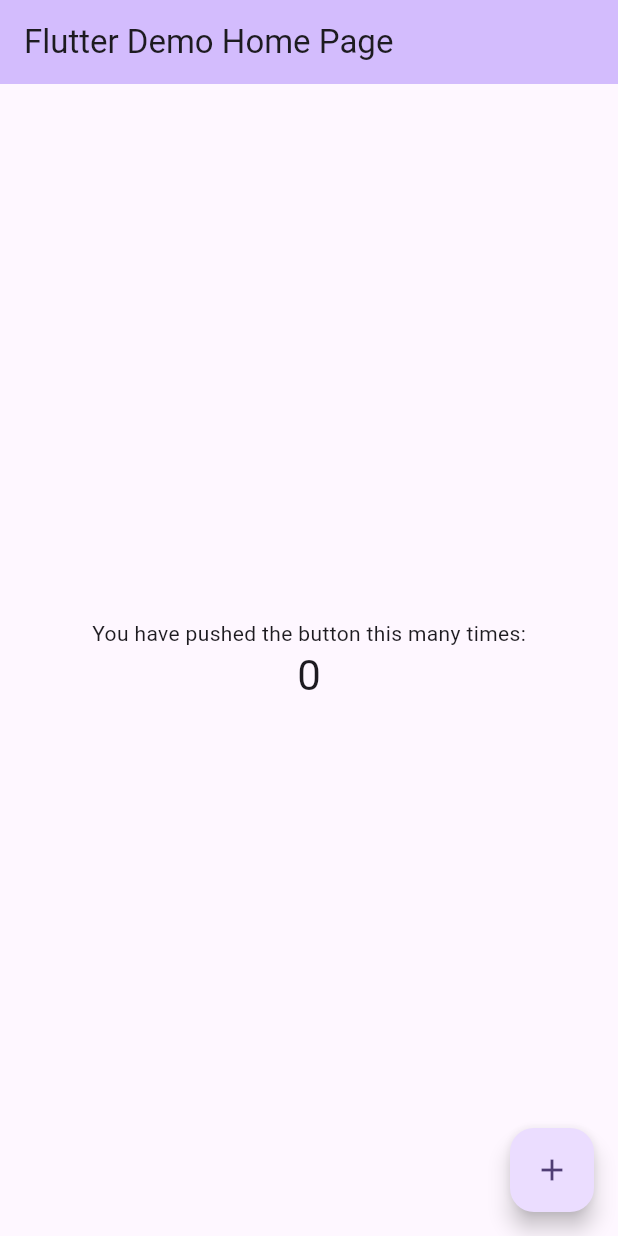
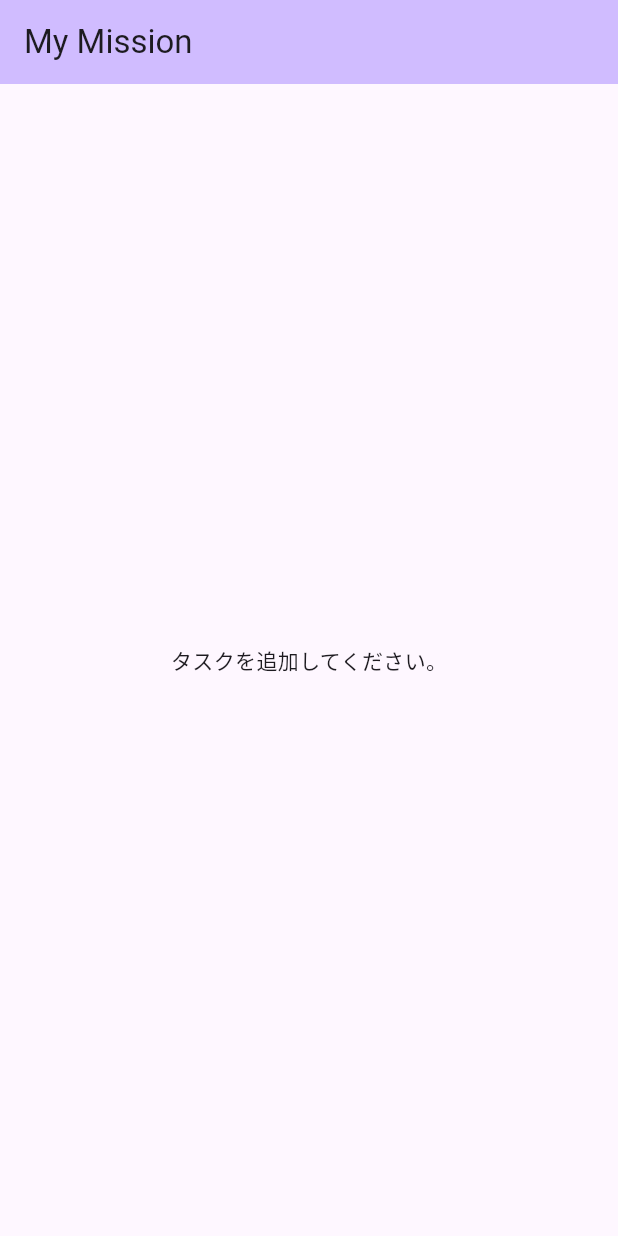
Before and after one commit to always-reach/flutter_todo, a Flutter app: the screen it shows after launch, on a phone screen of 412 x 824 dp. Run offline on Flutter 3.47's test engine with Material 3 defaults, Android fonts, the phone set to English and light mode, and no system bars; our stand-ins replace sqflite_common_ffi; accounts and stored records are empty.

Commit message:
タスク一覧(仮)の作成

```diff
--- a/lib/helper/db_helper.dart
+++ b/lib/helper/db_helper.dart
@@ -3,7 +3,7 @@ import 'package:path_provider/path_provider.dart';
 import 'package:sqflite_common_ffi/sqflite_ffi.dart';
 
 class DatabaseHelper {
-  static const _databaseName = "my_database.db";
+  static const _databaseName = "sample.dbb";
   static const _databaseVersion = 1;
 
   DatabaseHelper._privateConstructor();
@@ -19,8 +19,7 @@ class DatabaseHelper {
   Future<Database> _initDatabase() async {
     final dbDirectory = await getApplicationSupportDirectory();
     final dbFilePath = dbDirectory.path;
-    final path = join(dbFilePath, 'sample.db');
-    print(path);
+    final path = join(dbFilePath, _databaseName);
     return await openDatabase(path,
         version: _databaseVersion, onCreate: _onCreate);
   }
--- a/lib/main.dart
+++ b/lib/main.dart
@@ -1,6 +1,7 @@
 import 'package:flutter/material.dart';
 import 'package:sqflite_common_ffi/sqflite_ffi.dart';
 import 'package:todo/helper/db_helper.dart';
+import 'package:todo/page/tasks.dart';
 
 void main() async {
   WidgetsFlutterBinding.ensureInitialized();
@@ -17,115 +18,17 @@ class MyApp extends StatelessWidget {
   @override
   Widget build(BuildContext context) {
     return MaterialApp(
-      title: 'Flutter Demo',
-      theme: ThemeData(
-        // This is the theme of your application.
-        //
-        // TRY THIS: Try running your application with "flutter run". You'll see
-        // the application has a purple toolbar. Then, without quitting the app,
-        // try changing the seedColor in the colorScheme below to Colors.green
-        // and then invoke "hot reload" (save your changes or press the "hot
-        // reload" button in a Flutter-supported IDE, or press "r" if you used
-        // the command line to start the app).
-        //
-        // Notice that the counter didn't reset back to zero; the application
-        // state is not lost during the reload. To reset the state, use hot
-        // restart instead.
-        //
-        // This works for code too, not just values: Most code changes can be
-        // tested with just a hot reload.
-        colorScheme: ColorScheme.fromSeed(seedColor: Colors.deepPurple),
-        useMaterial3: true,
-      ),
-      home: const MyHomePage(title: 'Flutter Demo Home Page'),
-    );
+        title: 'My Mission',
+        theme: ThemeData(
+          colorScheme: ColorScheme.fromSeed(seedColor: Colors.deepPurple),
+          useMaterial3: true,
+        ),
+        home: Scaffold(
+          appBar: AppBar(
+            backgroundColor: Theme.of(context).colorScheme.inversePrimary,
+            title: const Text("My Mission"),
+          ),
+          body: const TaskList(),
+        ));
   }
 }
-
-class MyHomePage extends StatefulWidget {
-  const MyHomePage({super.key, required this.title});
-
-  // This widget is the home page of your application. It is stateful, meaning
-  // that it has a State object (defined below) that contains fields that affect
-  // how it looks.
-
-  // This class is the configuration for the state. It holds the values (in this
-  // case the title) provided by the parent (in this case the App widget) and
-  // used by the build method of the State. Fields in a Widget subclass are
-  // always marked "final".
-
-  final String title;
-
-  @override
-  State<MyHomePage> createState() => _MyHomePageState();
-}
-
-class _MyHomePageState extends State<MyHomePage> {
-  int _counter = 0;
-
-  void _incrementCounter() {
-    setState(() {
-      // This call to setState tells the Flutter framework that something has
-      // changed in this State, which causes it to rerun the build method below
-      // so that the display can reflect the updated values. If we changed
-      // _counter without calling setState(), then the build method would not be
-      // called again, and so nothing would appear to happen.
-      _counter++;
-    });
-  }
-
-  @override
-  Widget build(BuildContext context) {
-    // This method is rerun every time setState is called, for instance as done
-    // by the _incrementCounter method above.
-    //
-    // The Flutter framework has been optimized to make rerunning build methods
-    // fast, so that you can just rebuild anything that needs updating rather
-    // than having to individually change instances of widgets.
-    return Scaffold(
-      appBar: AppBar(
-        // TRY THIS: Try changing the color here to a specific color (to
-        // Colors.amber, perhaps?) and trigger a hot reload to see the AppBar
-        // change color while the other colors stay the same.
-        backgroundColor: Theme.of(context).colorScheme.inversePrimary,
-        // Here we take the value from the MyHomePage object that was created by
-        // the App.build method, and use it to set our appbar title.
-        title: Text(widget.title),
-      ),
-      body: Center(
-        // Center is a layout widget. It takes a single child and positions it
-        // in the middle of the parent.
-        child: Column(
-          // Column is also a layout widget. It takes a list of children and
-          // arranges them vertically. By default, it sizes itself to fit its
-          // children horizontally, and tries to be as tall as its parent.
-          //
-          // Column has various properties to control how it sizes itself and
-          // how it positions its children. Here we use mainAxisAlignment to
-          // center the children vertically; the main axis here is the vertical
-          // axis because Columns are vertical (the cross axis would be
-          // horizontal).
-          //
-          // TRY THIS: Invoke "debug painting" (choose the "Toggle Debug Paint"
-          // action in the IDE, or press "p" in the console), to see the
-          // wireframe for each widget.
-          mainAxisAlignment: MainAxisAlignment.center,
-          children: <Widget>[
-            const Text(
-              'You have pushed the button this many times:',
-            ),
-            Text(
-              '$_counter',
-              style: Theme.of(context).textTheme.headlineMedium,
-            ),
-          ],
-        ),
-      ),
-      floatingActionButton: FloatingActionButton(
-        onPressed: _incrementCounter,
-        tooltip: 'Increment',
-        child: const Icon(Icons.add),
-      ), // This trailing comma makes auto-formatting nicer for build methods.
-    );
-  }
-}
--- /dev/null
+++ b/lib/page/tasks.dart
@@ -0,0 +1,22 @@
+import 'package:flutter/widgets.dart';
+import 'package:todo/widget/task_item.dart';
+
+class TaskList extends StatelessWidget {
+  const TaskList({super.key});
+  //static const tasks = ["task1", "task2", "task3"];
+  static const tasks = [];
+
+  @override
+  Widget build(BuildContext context) {
+    return tasks.length > 0
+        ? ListView.builder(
+            itemCount: tasks.length,
+            itemBuilder: (context, index) {
+              return taskItem(tasks[index]);
+            },
+          )
+        : const Center(
+            child: Text("タスクを追加してください。"),
+          );
+  }
+}
--- /dev/null
+++ b/lib/widget/task_item.dart
@@ -0,0 +1,8 @@
+import 'package:flutter/material.dart';
+
+Widget taskItem(String title) {
+  return Container(
+      child: ListTile(
+    title: Text(title),
+  ));
+}
```
